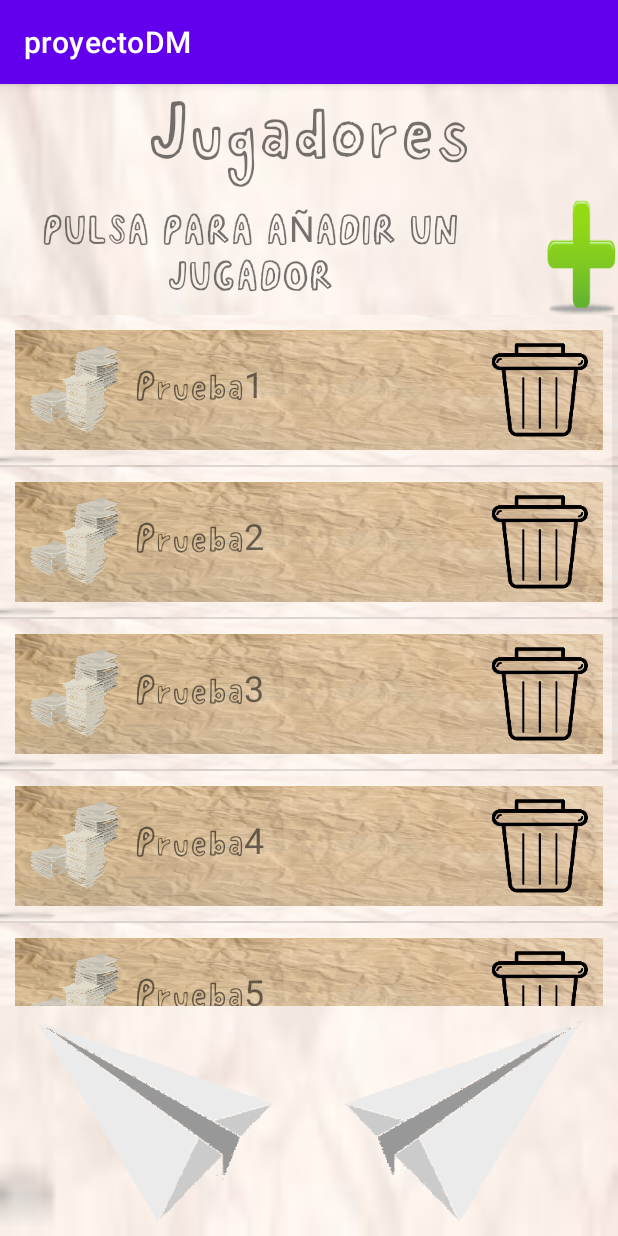
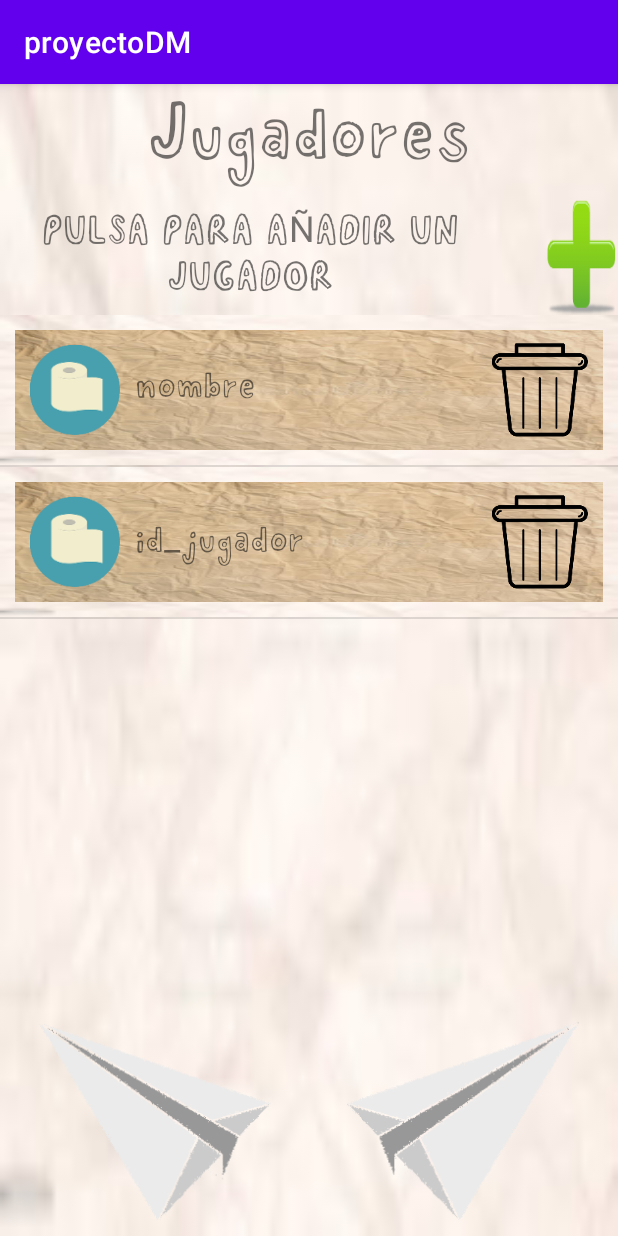
Before and after one commit to kirle/Papelitos-Android, an Android app: the RegistrarJugadores screen opened directly, with no data from a screen before it, on a phone screen of 412 x 824 dp. Run offline under Robolectric (Android 15) with nearby library versions, the phone set to English and light mode, and no system bars.

Commit message:
copia seguridad

```diff
--- a/app/src/main/java/com/example/proyectodm/iu/MainActivity.java
+++ b/app/src/main/java/com/example/proyectodm/iu/MainActivity.java
@@ -15,11 +15,15 @@ import com.example.proyectodm.R;
 
 public class MainActivity extends AppCompatActivity {
 
+
     LinearLayout layout; // parent layout on activity
     MediaPlayer musicPlayer;
+
     @Override
     protected void onCreate(Bundle savedInstanceState) {
         super.onCreate(savedInstanceState);
+
+
         setContentView(R.layout.activity_main);
 
         LinearLayout lytPlay = (LinearLayout) findViewById(R.id.lyt_play);
@@ -69,7 +73,7 @@ public class MainActivity extends AppCompatActivity {
     }
 
     public void sendMessage(){
-        Intent intent = new Intent(this, RegistrarJugadores.class);
+        Intent intent = new Intent(MainActivity.this, RegistrarJugadores.class);
         intent.setFlags(Intent.FLAG_ACTIVITY_CLEAR_TOP);
         playSound();
         startActivity(intent);
--- a/app/src/main/java/com/example/proyectodm/iu/RegistrarJugadores.java
+++ b/app/src/main/java/com/example/proyectodm/iu/RegistrarJugadores.java
@@ -1,35 +1,63 @@
 package com.example.proyectodm.iu;
 
+import androidx.appcompat.app.AlertDialog;
 import androidx.appcompat.app.AppCompatActivity;
 
+import android.content.Context;
+import android.content.DialogInterface;
 import android.content.Intent;
+import android.media.Image;
 import android.media.MediaPlayer;
 import android.os.Bundle;
+import android.view.LayoutInflater;
 import android.view.View;
 import android.view.ViewGroup;
+import android.widget.AdapterView;
+import android.widget.ArrayAdapter;
 import android.widget.BaseAdapter;
+import android.widget.Button;
+import android.widget.EditText;
 import android.widget.ImageButton;
+import android.widget.ImageView;
 import android.widget.ListView;
 import android.widget.TextView;
 
 import com.example.proyectodm.R;
 
+import java.util.ArrayList;
+import java.util.Arrays;
+
 public class RegistrarJugadores extends AppCompatActivity {
-    String[] data = new String[]{  "Prueba1" , "Prueba2", "Prueba3", "Prueba4", "Prueba5", "Prueba6", "Prueba7"  };
-
+    private DBManager gestorDB;
+    private  MyAdapter myAdapter;
     @Override
     protected void onCreate(Bundle savedInstanceState) {
         super.onCreate(savedInstanceState);
 
         setContentView(R.layout.activity_registrar_jugadores);
 
+        //Creating DB
+
+        this.gestorDB = new DBManager( this.getApplicationContext());
+
+
         ListView listView = (ListView) findViewById(R.id.playerList);
         ImageButton btngoplayers = (ImageButton) findViewById(R.id.btn_goplayers);
         ImageButton btnbackplayers = (ImageButton) findViewById(R.id.btn_backplayers);
+        ImageButton btnadd = (ImageButton) findViewById(R.id.btn_addPlayer);
+
+
+        btnadd.setOnClickListener(new View.OnClickListener() {
+            @Override
+            public void onClick(View v) {
+                onAdd();
+            }
+        });
 
         btngoplayers.setOnClickListener(new View.OnClickListener() {
             @Override
             public void onClick(View v) {
+                playSound();
                 Intent myIntent = new Intent(RegistrarJugadores.this, registrar_equipos.class);
                 myIntent.setFlags(Intent.FLAG_ACTIVITY_CLEAR_TOP);
                 RegistrarJugadores.this.startActivity(myIntent);
@@ -39,49 +67,135 @@ public class RegistrarJugadores extends AppCompatActivity {
         btnbackplayers.setOnClickListener(new View.OnClickListener() {
             @Override
             public void onClick(View v) {
+                playSound();
                 Intent myIntent2 = new Intent(RegistrarJugadores.this, MainActivity.class);
                 myIntent2.setFlags(Intent.FLAG_ACTIVITY_CLEAR_TOP);
                 RegistrarJugadores.this.startActivity(myIntent2);
             }
         });
 
-        MyAdapter myAdapter = new MyAdapter();
+        //List Adapter
+
+        myAdapter = new MyAdapter(this, new ArrayList<String>(Arrays.asList(DBManager.JUGADOR_nombre, DBManager.JUGADOR_id))
+        );
         //ArrayAdapter<String> adapter = new ArrayAdapter<String>(this, R.layout.list_row, R.id.list, data);
         // Assign adapter to ListView
 
         listView.setAdapter(myAdapter);
+
+
     }
     public void playSound(){
         MediaPlayer mediaPlayer = MediaPlayer.create(this, R.raw.changesound);
         mediaPlayer.start();
     }
 
+    private void onAdd(){
+        final EditText editText = new EditText(this);
 
-    class MyAdapter extends BaseAdapter {
+        AlertDialog.Builder builder = new AlertDialog.Builder(this);
+        builder.setTitle("Introduce nombre jugador");
+        builder.setMessage("Nombre jugador:");
+        builder.setView(editText);
+        builder.setPositiveButton("+", new DialogInterface.OnClickListener() {
+            @Override
+            public void onClick(DialogInterface dialog, int which) {
+                final String text = editText.getText().toString();
+                myAdapter.add(text);
+            }
+        });
+        builder.setNegativeButton("Cancel", null);
+        builder.create().show();
+
+    }
+
+    private void onRemove(int pos){
+        myAdapter.remove(pos);
+    }
+
+    private void onModify(int pos){
+        final EditText editText = new EditText(this);
+
+        AlertDialog.Builder builder = new AlertDialog.Builder(this);
+        builder.setTitle("Nuevo nombre:");
+        builder.setMessage("Nombre:");
+        builder.setView(editText);
+        builder.setPositiveButton("+", new DialogInterface.OnClickListener() {
+            @Override
+            public void onClick(DialogInterface dialog, int which) {
+                final String text = editText.getText().toString();
+                myAdapter.modify(pos,text);
+            }
+        });
+        builder.setNegativeButton("Cancel", null);
+        builder.create().show();
+    }
+
+
+
+
+    class MyAdapter extends ArrayAdapter<String> {
+        ArrayList<String>  data;
+        Context context;
+        public MyAdapter(Context context, ArrayList<String> data) {
+            super(context, R.layout.player_row, data);
+            this.data = data;
+            this.context = context;
+        }
+        @Override
+        public int getCount() {
+            return data.size();
+        }
+
+        public void add(String text){
+            this.data.add(text);
+            RegistrarJugadores.this.gestorDB.insertarJugador(text);
+
+            notifyDataSetChanged();
+
+        }
+        public void remove(int pos){
+            this.data.remove(pos);
+            notifyDataSetChanged();
+
+        }
+        public void modify(int pos, String text){
+            this.data.set(pos, text);
+        }
+
 
         @Override
-        public int getCount() {
-            return data.length;
+        public View getView(int position, View convertView, ViewGroup parent) {
+            final int i = position;
+
+            LayoutInflater inflater = (LayoutInflater) context.getSystemService(Context.LAYOUT_INFLATER_SERVICE);
+            View v = inflater.inflate(R.layout.player_row, parent, false);
+
+            TextView textView_name = (TextView) v.findViewById(R.id.lbl_playerName);
+            textView_name.setText(data.get(i));
+
+            //On player textView click
+            textView_name.setOnClickListener(new View.OnClickListener() {
+                @Override
+                public void onClick(View v) {
+                    onModify(i);
+                }
+            });
+
+            //On Player image icon (delete) click
+            ImageView delete_image_view = (ImageView) v.findViewById(R.id.btn_delete_player);
+            delete_image_view.setOnClickListener(new View.OnClickListener() {
+                @Override
+                public void onClick(View v) {
+                    myAdapter.remove(i);
+                }
+            });
+
+
+            return v;
         }
 
-        @Override
-        public Object getItem(int position) {
-            return null;
-        }
 
-        @Override
-        public long getItemId(int position) {
-            return 0;
-        }
-
-        @Override
-        public View getView(int position, View view, ViewGroup parent) {
-            view = getLayoutInflater().inflate(R.layout.player_row, null);
-            TextView textView_name = (TextView) view.findViewById(R.id.lbl_playerName);
-            textView_name.setText(data[position]);
-
-            return view;
-        }
     }
 
 
--- a/app/src/main/java/com/example/proyectodm/iu/registrar_equipos.java
+++ b/app/src/main/java/com/example/proyectodm/iu/registrar_equipos.java
@@ -42,7 +42,7 @@ public class registrar_equipos extends AppCompatActivity {
             public void onClick(View v) {
                 playSound();
 
-                Intent myIntent = new Intent(registrar_equipos.this, MainActivity.class);
+                Intent myIntent = new Intent(registrar_equipos.this, RegistrarJugadores.class);
                 myIntent.setFlags(Intent.FLAG_ACTIVITY_CLEAR_TOP);
                 registrar_equipos.this.startActivity(myIntent);
 
@@ -89,7 +89,7 @@ public class registrar_equipos extends AppCompatActivity {
         @Override
         public View getView(int position, View view, ViewGroup parent) {
             view = getLayoutInflater().inflate(R.layout.list_row, null);
-            TextView textView_name = (TextView) view.findViewById(R.id.lbl_playerName);
+            TextView textView_name = (TextView) view.findViewById(R.id.list_item_name);
             textView_name.setText(data[position]);
 
             return view;
--- a/app/src/main/res/layout/activity_registrar_equipos.xml
+++ b/app/src/main/res/layout/activity_registrar_equipos.xml
@@ -48,7 +48,7 @@
         <LinearLayout
             android:id="@+id/lyt_backBtn"
             android:layout_width="wrap_content"
-            android:layout_height="match_parent"
+            android:layout_height="wrap_content"
             android:layout_gravity="center"
             android:layout_weight="1"
             android:orientation="horizontal"
--- a/app/src/main/res/layout/activity_registrar_jugadores.xml
+++ b/app/src/main/res/layout/activity_registrar_jugadores.xml
@@ -68,11 +68,12 @@
 
 
                 <ImageButton
-                    android:id="@+id/addicon"
+                    android:id="@+id/btn_addPlayer"
                     android:layout_width="match_parent"
                     android:layout_height="match_parent"
                     android:layout_weight="0.2"
                     android:layout_marginLeft="30dp"
+                    android:clickable="true"
                     android:background="@mipmap/addicon"
 
                     />
@@ -103,7 +104,7 @@
                 android:layout_height="match_parent"
                 android:layout_weight="0.5"
                 android:background="@mipmap/paperleft"
-                app:srcCompat="@mipmap/paperleft"
+
 
                 />
 
@@ -116,7 +117,7 @@
 
 
                 android:background="@mipmap/paperright"
-                app:srcCompat="@mipmap/paperright" />
+                />
 
         </LinearLayout>
     </LinearLayout>
--- a/app/src/main/res/layout/list_row.xml
+++ b/app/src/main/res/layout/list_row.xml
@@ -59,7 +59,7 @@
 
 
         <ImageButton
-            android:id="@+id/button"
+            android:id="@+id/btn_delete_player"
             android:layout_width="wrap_content"
             android:layout_height="wrap_content"
             android:layout_gravity="center"
--- a/app/src/main/res/layout/player_row.xml
+++ b/app/src/main/res/layout/player_row.xml
@@ -22,8 +22,8 @@
             android:layout_height="60dp"
             android:layout_gravity="center"
             android:layout_marginLeft="10dp"
-            android:background="@mipmap/groupofpapers"
-            app:srcCompat="@mipmap/groupofpapers" />
+            android:background="@mipmap/papericon"
+            app:srcCompat="@mipmap/papericon" />
 
         <LinearLayout
             android:layout_width="wrap_content"
@@ -53,15 +53,15 @@
                 android:layout_weight="1" />
 
 
-            <ImageButton
-                android:id="@+id/button"
+            <ImageView
+                android:id="@+id/btn_delete_player"
                 android:layout_width="wrap_content"
                 android:layout_height="wrap_content"
                 android:layout_gravity="center"
                 android:layout_marginRight="10dp"
                 android:background="@mipmap/paperbinicon"
                 app:srcCompat="@mipmap/paperbinicon"
-
+                android:clickable="true"
                 />
         </LinearLayout>
 
```
Also changed, not shown: app/src/main/java/com/example/proyectodm/iu/DBManager.java (+5 -8 lines), app/src/main/res/mipmap-xxxhdpi/papericon.png (added).
